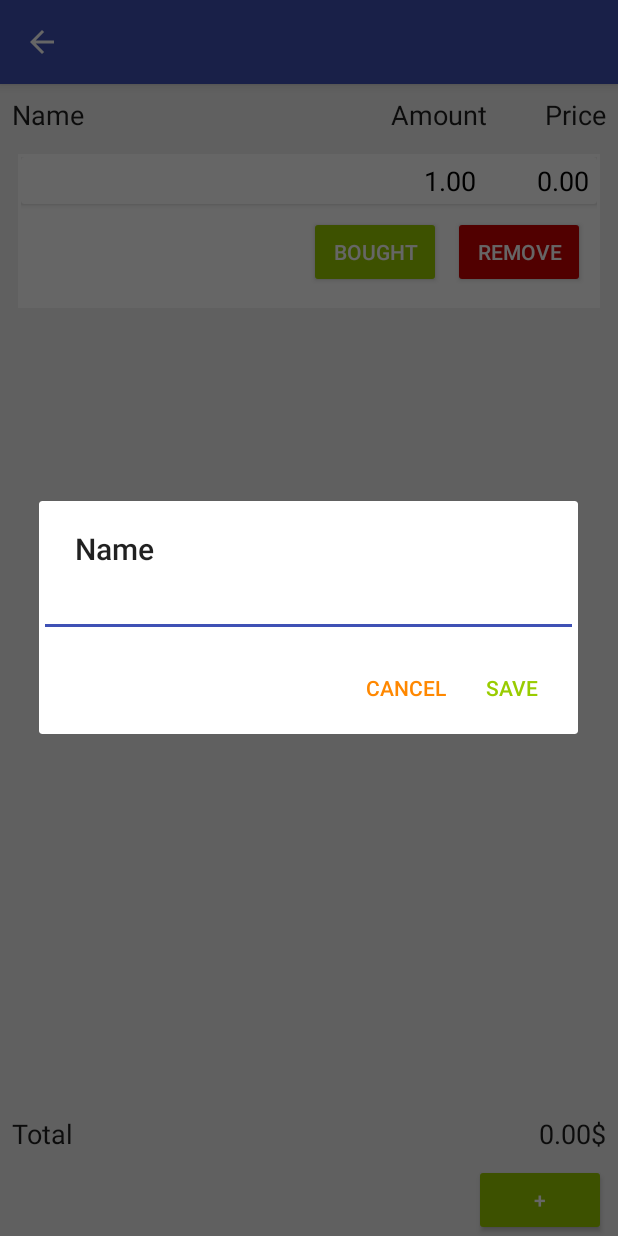
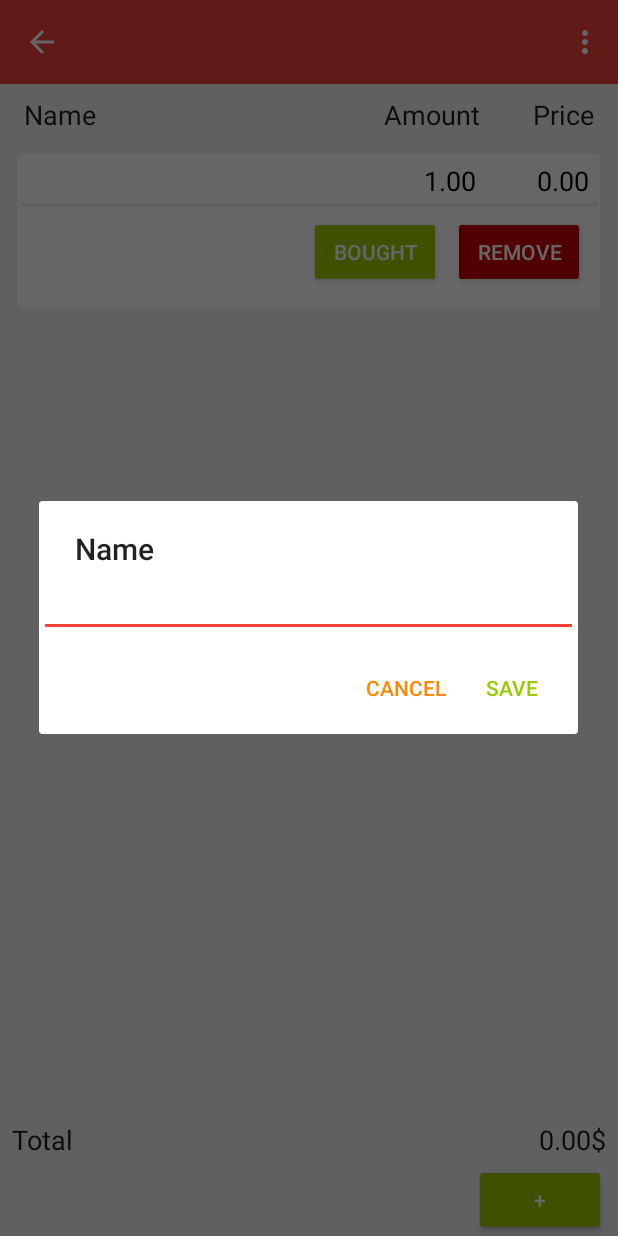
Before and after one commit to PiosDamian/shoppingList, an Android app: the ListActivity screen opened directly, with no data from a screen before it, after a tap on an icon or button, on a phone screen of 412 x 824 dp. Run offline under Robolectric (Android 15) with nearby library versions, the phone set to English and light mode, and no system bars.

Commit message:
nowe elementy

```diff
--- a/app/build.gradle
+++ b/app/build.gradle
@@ -32,5 +32,5 @@ dependencies {
     androidTestImplementation 'com.android.support.test.espresso:espresso-core:3.0.1'
     implementation 'com.android.support:cardview-v7:27.0.2'
     implementation 'com.android.support:recyclerview-v7:27.0.2'
-    compile group: 'io.reactivex', name: 'rxandroid', version: '1.2.1'
+    implementation 'com.android.support:design:27.0.2'
 }
--- a/app/src/main/java/piosdamian/pl/shoppinglist/ListActivity.java
+++ b/app/src/main/java/piosdamian/pl/shoppinglist/ListActivity.java
@@ -2,10 +2,12 @@ package piosdamian.pl.shoppinglist;
 
 import android.content.Intent;
 import android.os.Bundle;
-import android.support.v7.app.ActionBar;
 import android.support.v7.app.AppCompatActivity;
 import android.support.v7.widget.LinearLayoutManager;
 import android.support.v7.widget.RecyclerView;
+import android.support.v7.widget.Toolbar;
+import android.view.Menu;
+import android.view.MenuItem;
 import android.view.View;
 import android.widget.TextView;
 
@@ -14,19 +16,27 @@ import java.util.Observer;
 
 import piosdamian.pl.shoppinglist.adapter.ItemListAdapter;
 import piosdamian.pl.shoppinglist.service.file.FileHandler;
+import piosdamian.pl.shoppinglist.service.file.FileService;
 import piosdamian.pl.shoppinglist.service.item.Item;
 import piosdamian.pl.shoppinglist.service.item.ItemService;
 
 public class ListActivity extends AppCompatActivity implements Observer {
     private ItemService items;
+    private FileService files;
+
     private ItemListAdapter adapter;
     private TextView total;
     private RecyclerView itemsList;
     private String listName;
 
+    private Toolbar toolbar;
+    private Menu menu;
+
     public ListActivity() {
         items = ItemService.getInstance();
         items.addObserver(this);
+
+        files = FileService.getInstance(ListActivity.this);
     }
 
     public ListActivity(String name) {
@@ -39,8 +49,10 @@ public class ListActivity extends AppCompatActivity implements Observer {
         super.onCreate(savedInstanceState);
         setContentView(R.layout.activity_list);
 
-        ActionBar actionBar = getSupportActionBar();
-        actionBar.setDisplayHomeAsUpEnabled(true);
+        toolbar = (Toolbar) findViewById(R.id.toolbar_list);
+        setSupportActionBar(toolbar);
+
+        getSupportActionBar().setDisplayHomeAsUpEnabled(true);
 
         Intent intent = getIntent();
         listName = intent.getStringExtra(MainActivity.FILE);
@@ -57,6 +69,22 @@ public class ListActivity extends AppCompatActivity implements Observer {
         if (items.getItems().size() == 0) {
             addItem();
         }
+    }
+
+    @Override
+    public boolean onCreateOptionsMenu(Menu menu) {
+        this.menu = menu;
+        getMenuInflater().inflate(R.menu.menu_list, this.menu);
+        return true;
+    }
+
+    @Override
+    public boolean onOptionsItemSelected(MenuItem item) {
+
+//        Intent intent = new Intent(this, ListActivity.class);
+//        intent.putExtra(MainActivity.FILE, files.getFile(item.getItemId()));
+//        startActivity(intent);
+        return super.onOptionsItemSelected(item);
     }
 
     public void addItem(View view) {
--- a/app/src/main/java/piosdamian/pl/shoppinglist/adapter/FileListAdapter.java
+++ b/app/src/main/java/piosdamian/pl/shoppinglist/adapter/FileListAdapter.java
@@ -1,10 +1,9 @@
 package piosdamian.pl.shoppinglist.adapter;
 
-import android.app.AlertDialog;
 import android.content.Context;
 import android.content.DialogInterface;
-import android.support.constraint.ConstraintLayout;
 import android.support.v4.content.ContextCompat;
+import android.support.v7.app.AlertDialog;
 import android.support.v7.widget.RecyclerView;
 import android.view.LayoutInflater;
 import android.view.ViewGroup;
--- a/app/src/main/java/piosdamian/pl/shoppinglist/adapter/ItemListAdapter.java
+++ b/app/src/main/java/piosdamian/pl/shoppinglist/adapter/ItemListAdapter.java
@@ -1,11 +1,11 @@
 package piosdamian.pl.shoppinglist.adapter;
 
-import android.app.AlertDialog;
 import android.content.Context;
 import android.graphics.Color;
 import android.support.design.widget.Snackbar;
 import android.support.v4.content.ContextCompat;
-import android.support.v4.graphics.ColorUtils;
+import android.support.v7.app.AlertDialog;
+import android.support.v7.widget.AppCompatEditText;
 import android.support.v7.widget.RecyclerView;
 import android.text.InputType;
 import android.view.LayoutInflater;
@@ -13,7 +13,6 @@ import android.view.View;
 import android.view.ViewGroup;
 import android.view.WindowManager;
 import android.widget.Button;
-import android.widget.EditText;
 import android.widget.LinearLayout;
 import android.widget.TextView;
 
@@ -72,14 +71,14 @@ public class ItemListAdapter extends RecyclerView.Adapter<ItemListAdapter.ItemCa
             Item item = items.get(position);
 
             View card = itemView.findViewById(R.id.item_card);
-            View editArea = itemView.findViewById(R.id.edit_area);
+//            View editArea = itemView.findViewById(R.id.edit_area);
 
             if (item.isBought()) {
                 card.setBackgroundColor(ContextCompat.getColor(card.getContext(), R.color.bought));
-                editArea.setBackgroundColor(ColorUtils.setAlphaComponent(ContextCompat.getColor(card.getContext(), R.color.bought), 50));
+//                editArea.setBackgroundColor(ColorUtils.setAlphaComponent(ContextCompat.getColor(card.getContext(), R.color.bought), 50));
             } else {
                 card.setBackgroundColor(Color.parseColor("#FFFFFF"));
-                editArea.setBackgroundColor(Color.TRANSPARENT);
+//                editArea.setBackgroundColor(Color.TRANSPARENT);
             }
 
             name.setText(item.getName());
@@ -112,7 +111,7 @@ public class ItemListAdapter extends RecyclerView.Adapter<ItemListAdapter.ItemCa
             Context context = view.getContext();
             AlertDialog.Builder builder = new AlertDialog.Builder(context);
 
-            EditText input = LayoutInflater.from(context).inflate(R.layout.dialog_input, null).findViewById(R.id.dialog_input);
+            AppCompatEditText input = LayoutInflater.from(context).inflate(R.layout.dialog_input, null).findViewById(R.id.dialog_input);
 
             int viewId = view.getId();
             Item item = items.get(position);
--- a/app/src/main/res/layout/activity_list.xml
+++ b/app/src/main/res/layout/activity_list.xml
@@ -8,16 +8,24 @@
     android:background="@color/grey"
     tools:context="piosdamian.pl.shoppinglist.ListActivity">
 
+    <android.support.v7.widget.Toolbar
+        android:id="@+id/toolbar_list"
+        android:layout_width="match_parent"
+        android:layout_height="?attr/actionBarSize"
+        android:background="?attr/colorPrimary"
+        app:layout_constraintTop_toTopOf="parent"
+        app:theme="@style/ThemeOverlay.AppCompat.Dark.ActionBar"/>
+
     <LinearLayout
         android:id="@+id/header"
         android:layout_width="match_parent"
         android:layout_height="wrap_content"
-        android:layout_marginEnd="8dp"
-        android:layout_marginStart="8dp"
+        android:layout_marginEnd="16dp"
+        android:layout_marginStart="16dp"
         android:layout_marginTop="8dp"
         app:layout_constraintEnd_toEndOf="parent"
         app:layout_constraintStart_toStartOf="parent"
-        app:layout_constraintTop_toTopOf="parent">
+        app:layout_constraintTop_toBottomOf="@+id/toolbar_list">
 
         <EditText
             android:id="@+id/name"
@@ -69,7 +77,7 @@
         android:id="@+id/body"
         android:layout_width="0dp"
         android:layout_height="0dp"
-        android:layout_marginBottom="8dp"
+        android:layout_marginBottom="4dp"
         android:layout_marginEnd="8dp"
         android:layout_marginStart="8dp"
         android:layout_marginTop="8dp"
@@ -83,7 +91,7 @@
         android:id="@+id/footer"
         android:layout_width="match_parent"
         android:layout_height="wrap_content"
-        android:layout_marginBottom="8dp"
+        android:layout_marginBottom="4dp"
         android:layout_marginEnd="8dp"
         android:layout_marginStart="8dp"
         app:layout_constraintBottom_toTopOf="@+id/add_button"
@@ -94,7 +102,7 @@
             android:id="@+id/total_label"
             android:layout_width="0dp"
             android:layout_height="wrap_content"
-            android:layout_weight="8"
+            android:layout_weight="5"
             android:background="@null"
             android:clickable="false"
             android:cursorVisible="false"
@@ -108,7 +116,7 @@
             android:id="@+id/total_amount"
             android:layout_width="0dp"
             android:layout_height="wrap_content"
-            android:layout_weight="2"
+            android:layout_weight="7"
             android:background="@null"
             android:clickable="false"
             android:cursorVisible="false"
--- a/app/src/main/res/layout/dialog_input.xml
+++ b/app/src/main/res/layout/dialog_input.xml
@@ -1,6 +1,5 @@
 <?xml version="1.0" encoding="utf-8"?>
-<EditText xmlns:android="http://schemas.android.com/apk/res/android"
-    xmlns:tools="http://schemas.android.com/tools"
+<android.support.v7.widget.AppCompatEditText xmlns:android="http://schemas.android.com/apk/res/android"
     android:id="@+id/dialog_input"
     android:layout_width="match_parent"
     android:layout_height="match_parent"
@@ -10,4 +9,4 @@
     android:singleLine="true"
     android:textCursorDrawable="@android:drawable/dark_header">
 
-</EditText>
+</android.support.v7.widget.AppCompatEditText>
--- /dev/null
+++ b/app/src/main/res/menu/menu_list.xml
@@ -0,0 +1,13 @@
+<?xml version="1.0" encoding="utf-8"?>
+<menu xmlns:app="http://schemas.android.com/apk/res-auto"
+    xmlns:android="http://schemas.android.com/apk/res/android">
+
+    <item
+        android:id="@+id/item1_id"
+        android:title="item 1" />
+
+    <item
+        android:id="@+id/item2_id"
+        android:title="item 2" />
+
+</menu>
--- a/app/src/main/res/values/colors.xml
+++ b/app/src/main/res/values/colors.xml
@@ -1,8 +1,11 @@
 <?xml version="1.0" encoding="utf-8"?>
 <resources>
-    <color name="colorPrimary">#3f51b5</color>
-    <color name="colorPrimaryDark">#303F9F</color>
+    <color name="colorPrimary">#F44336</color>
+    <color name="colorPrimaryDark">#C62828</color>
     <color name="colorAccent">#FF4081</color>
+    <color name="colorBackground">#FFFFFF</color>
+    <color name="colorItem">#000000</color>
+
     <color name="grey">#f0f0f0</color>
     <color name="btnSuccess">#5CB860</color>
     <color name="btnDanger">#d95252</color>
--- a/app/src/main/res/values/styles.xml
+++ b/app/src/main/res/values/styles.xml
@@ -1,20 +1,17 @@
 <resources>
 
     <!-- Base application theme. -->
-    <style name="AppTheme" parent="Theme.AppCompat.Light.DarkActionBar">
+    <style name="AppTheme" parent="Theme.AppCompat.Light.NoActionBar">
         <!-- Customize your theme here. -->
         <item name="colorPrimary">@color/colorPrimary</item>
         <item name="colorPrimaryDark">@color/colorPrimaryDark</item>
         <item name="colorAccent">@color/colorAccent</item>
+        <item name="android:navigationBarColor">@color/colorPrimary</item>
+        <item name="popupTheme">@style/PopupTheme</item>
     </style>
 
-    <style name="AppTheme.NoActionBar">
-        <item name="windowActionBar">false</item>
-        <item name="windowNoTitle">true</item>
+    <style name="PopupTheme" parent="Theme.AppCompat.Light">
+        <item name="android:background">@color/colorBackground</item>
+        <item name="android:textColor">@color/colorItem</item>
     </style>
-
-    <style name="AppTheme.AppBarOverlay" parent="ThemeOverlay.AppCompat.Dark.ActionBar" />
-
-    <style name="AppTheme.PopupOverlay" parent="ThemeOverlay.AppCompat.Light" />
-
 </resources>
```
Also changed, not shown: app/src/main/java/piosdamian/pl/shoppinglist/MainActivity.java (+11 -3 lines), app/src/main/res/layout/activity_main.xml (+24 -17 lines), 1 other file.
